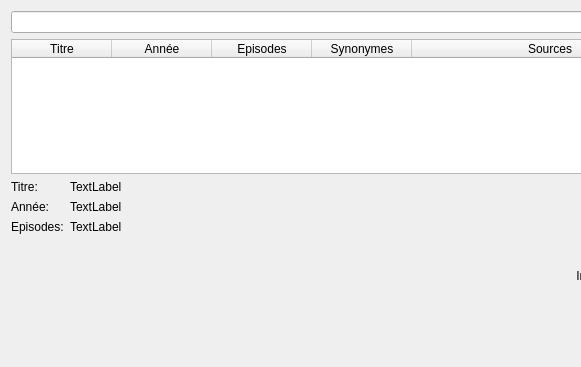
First picture: the form in src/ui/dialogs/autocomplete.ui, repository seigneurfuo/MyAnimeManager3, before the edit; both pictures show x 0 to 581 and y 0 to 367 of the 700 by 477 pixel window.
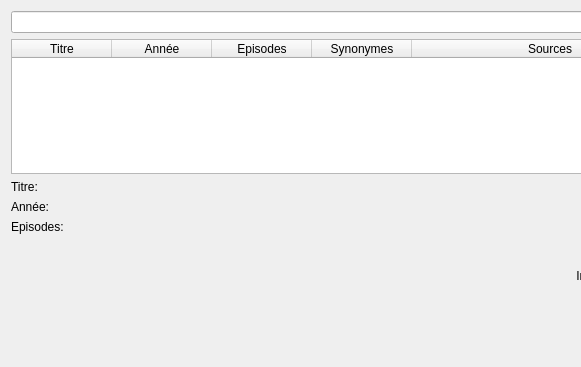
Second picture: the form after the edit.

Commit message: Commit d'avancements divers.

The edit to the form file:
```diff
--- a/src/ui/dialogs/autocomplete.ui
+++ b/src/ui/dialogs/autocomplete.ui
@@ -69,7 +69,7 @@
        <item row="0" column="1">
         <widget class="QLabel" name="label_8">
          <property name="text">
-          <string>TextLabel</string>
+          <string/>
          </property>
         </widget>
        </item>
@@ -83,7 +83,7 @@
        <item row="1" column="1">
         <widget class="QLabel" name="label_7">
          <property name="text">
-          <string>TextLabel</string>
+          <string/>
          </property>
         </widget>
        </item>
@@ -97,7 +97,7 @@
        <item row="2" column="1">
         <widget class="QLabel" name="label_5">
          <property name="text">
-          <string>TextLabel</string>
+          <string/>
          </property>
         </widget>
        </item>
```
The commit also changes 2 other files.
